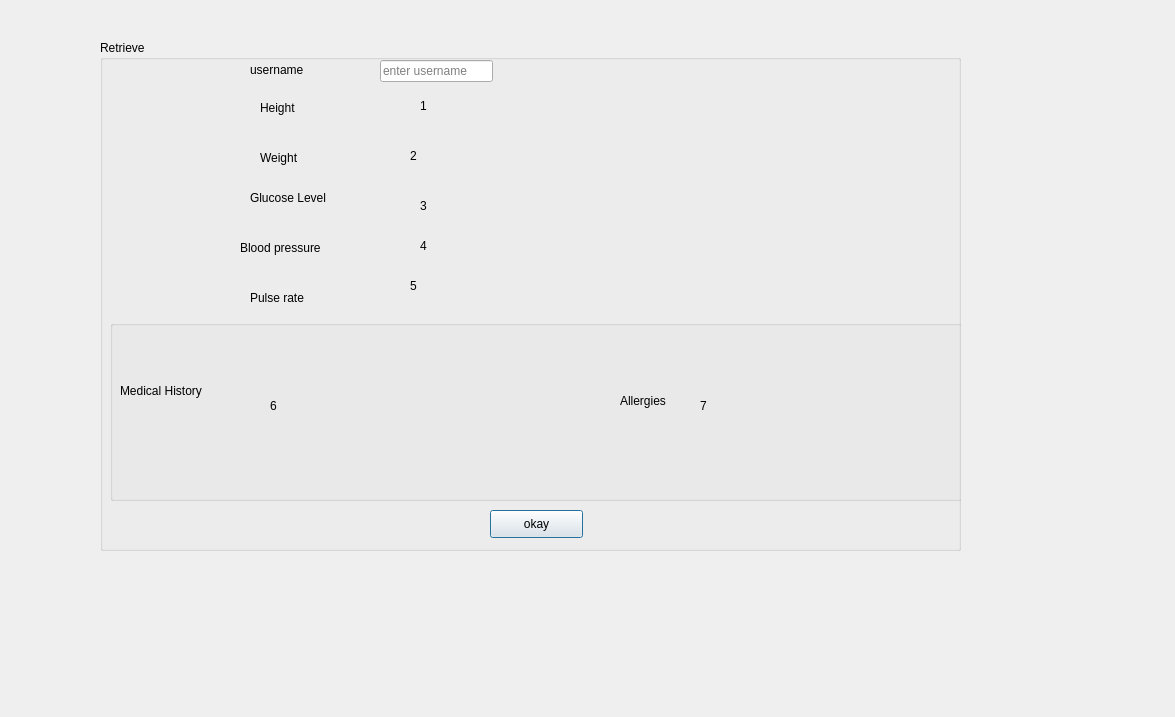
Old version of the form Minor project - Copy/project/retrieve.ui in the repository rishabhs-s/Minor.
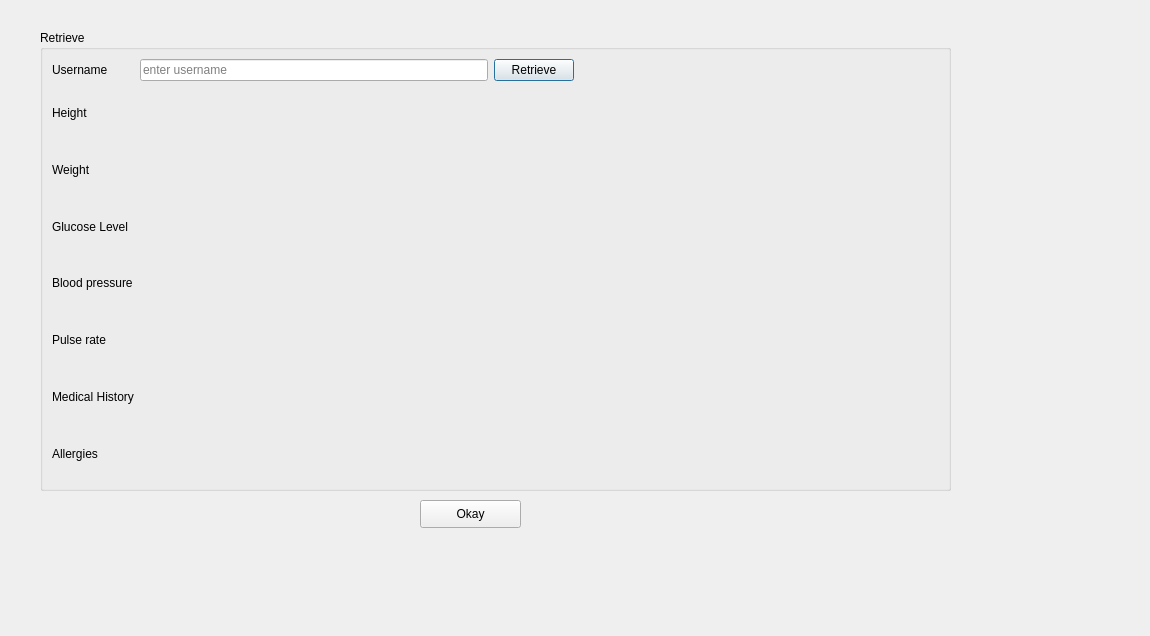
New version of the form.

Commit message: ui change  Please enter the commit message for your changes. Lines starting

```diff
--- a/Minor project - Copy/project/retrieve.ui
+++ b/Minor project - Copy/project/retrieve.ui
@@ -6,8 +6,8 @@
    <rect>
     <x>0</x>
     <y>0</y>
-    <width>1175</width>
-    <height>717</height>
+    <width>1150</width>
+    <height>636</height>
    </rect>
   </property>
   <property name="windowTitle">
@@ -16,249 +16,165 @@
   <widget class="QGroupBox" name="groupBox">
    <property name="geometry">
     <rect>
-     <x>100</x>
-     <y>40</y>
-     <width>861</width>
-     <height>511</height>
+     <x>40</x>
+     <y>30</y>
+     <width>911</width>
+     <height>461</height>
     </rect>
    </property>
    <property name="title">
     <string>Retrieve</string>
    </property>
-   <widget class="QPushButton" name="Retrieverec">
-    <property name="geometry">
-     <rect>
-      <x>390</x>
-      <y>470</y>
-      <width>93</width>
-      <height>28</height>
-     </rect>
-    </property>
+   <layout class="QGridLayout" name="gridLayout">
+    <item row="0" column="0">
+     <widget class="QLabel" name="label_8">
     <property name="text">
-     <string>okay</string>
-    </property>
-   </widget>
+       <string>Username</string>
+      </property>
+     </widget>
+    </item>
+    <item row="4" column="0">
    <widget class="QLabel" name="label">
-    <property name="geometry">
-     <rect>
-      <x>160</x>
-      <y>60</y>
-      <width>55</width>
-      <height>16</height>
-     </rect>
-    </property>
     <property name="text">
      <string>Height</string>
     </property>
    </widget>
+    </item>
+    <item row="5" column="1">
+     <widget class="QLabel" name="weight">
+      <property name="text">
+       <string/>
+      </property>
+     </widget>
+    </item>
+    <item row="0" column="2">
+     <widget class="QPushButton" name="Retrieverec">
+      <property name="text">
+       <string>Retrieve</string>
+      </property>
+     </widget>
+    </item>
+    <item row="4" column="1" colspan="5">
+     <widget class="QLabel" name="height">
+      <property name="text">
+       <string/>
+      </property>
+     </widget>
+    </item>
+    <item row="0" column="1">
+     <widget class="QLineEdit" name="username">
+      <property name="placeholderText">
+       <string>enter username</string>
+      </property>
+     </widget>
+    </item>
+    <item row="5" column="0">
    <widget class="QLabel" name="label_2">
-    <property name="geometry">
-     <rect>
-      <x>160</x>
-      <y>110</y>
-      <width>55</width>
-      <height>16</height>
-     </rect>
-    </property>
     <property name="text">
      <string>Weight</string>
     </property>
    </widget>
+    </item>
+    <item row="0" column="3">
+     <spacer name="horizontalSpacer">
+      <property name="orientation">
+       <enum>Qt::Horizontal</enum>
+      </property>
+      <property name="sizeHint" stdset="0">
+       <size>
+        <width>40</width>
+        <height>20</height>
+       </size>
+      </property>
+     </spacer>
+    </item>
+    <item row="9" column="0">
+     <widget class="QLabel" name="label_6">
+      <property name="text">
+       <string>Medical History</string>
+      </property>
+     </widget>
+    </item>
+    <item row="8" column="0">
+     <widget class="QLabel" name="label_5">
+      <property name="text">
+       <string>Pulse rate</string>
+      </property>
+     </widget>
+    </item>
+    <item row="6" column="0">
    <widget class="QLabel" name="label_3">
-    <property name="geometry">
-     <rect>
-      <x>150</x>
-      <y>150</y>
-      <width>81</width>
-      <height>16</height>
-     </rect>
-    </property>
     <property name="text">
      <string>Glucose Level</string>
     </property>
    </widget>
+    </item>
+    <item row="7" column="1" colspan="5">
+     <widget class="QLabel" name="bp">
+      <property name="text">
+       <string/>
+      </property>
+     </widget>
+    </item>
+    <item row="0" column="4">
+     <layout class="QHBoxLayout" name="horizontalLayout"/>
+    </item>
+    <item row="9" column="1">
+     <widget class="QLabel" name="medical">
+      <property name="text">
+       <string/>
+      </property>
+     </widget>
+    </item>
+    <item row="7" column="0">
    <widget class="QLabel" name="label_4">
-    <property name="geometry">
-     <rect>
-      <x>140</x>
-      <y>200</y>
-      <width>91</width>
-      <height>16</height>
-     </rect>
-    </property>
     <property name="text">
      <string>Blood pressure</string>
     </property>
    </widget>
-   <widget class="QLabel" name="label_5">
-    <property name="geometry">
-     <rect>
-      <x>150</x>
-      <y>250</y>
-      <width>81</width>
-      <height>16</height>
-     </rect>
-    </property>
-    <property name="text">
-     <string>Pulse rate</string>
-    </property>
-   </widget>
-   <widget class="QGroupBox" name="groupBox_2">
-    <property name="geometry">
-     <rect>
-      <x>10</x>
-      <y>280</y>
-      <width>861</width>
-      <height>181</height>
-     </rect>
-    </property>
-    <property name="title">
-     <string/>
-    </property>
-    <widget class="QLabel" name="label_6">
-     <property name="geometry">
-      <rect>
-       <x>10</x>
-       <y>60</y>
-       <width>91</width>
-       <height>21</height>
-      </rect>
-     </property>
-     <property name="text">
-      <string>Medical History</string>
-     </property>
-    </widget>
+    </item>
+    <item row="10" column="0">
     <widget class="QLabel" name="label_7">
-     <property name="geometry">
-      <rect>
-       <x>510</x>
-       <y>70</y>
-       <width>71</width>
-       <height>21</height>
-      </rect>
-     </property>
      <property name="text">
       <string>Allergies</string>
      </property>
     </widget>
-    <widget class="QLabel" name="medical">
-     <property name="geometry">
-      <rect>
-       <x>160</x>
-       <y>10</y>
-       <width>231</width>
-       <height>151</height>
-      </rect>
-     </property>
-     <property name="text">
-      <string>6</string>
-     </property>
-    </widget>
+    </item>
+    <item row="10" column="1">
     <widget class="QLabel" name="allergies">
-     <property name="geometry">
-      <rect>
-       <x>590</x>
-       <y>10</y>
-       <width>231</width>
-       <height>151</height>
-      </rect>
-     </property>
      <property name="text">
-      <string>7</string>
-     </property>
-    </widget>
-   </widget>
-   <widget class="QLabel" name="height">
-    <property name="geometry">
-     <rect>
-      <x>320</x>
-      <y>50</y>
-      <width>111</width>
-      <height>31</height>
-     </rect>
-    </property>
-    <property name="text">
-     <string>1</string>
-    </property>
-   </widget>
-   <widget class="QLabel" name="weight">
-    <property name="geometry">
-     <rect>
-      <x>310</x>
-      <y>100</y>
-      <width>111</width>
-      <height>31</height>
-     </rect>
-    </property>
-    <property name="text">
-     <string>2</string>
-    </property>
-   </widget>
-   <widget class="QLabel" name="glucose">
-    <property name="geometry">
-     <rect>
-      <x>320</x>
-      <y>150</y>
-      <width>111</width>
-      <height>31</height>
-     </rect>
-    </property>
-    <property name="text">
-     <string>3</string>
-    </property>
-   </widget>
-   <widget class="QLabel" name="bp">
-    <property name="geometry">
-     <rect>
-      <x>320</x>
-      <y>190</y>
-      <width>111</width>
-      <height>31</height>
-     </rect>
-    </property>
-    <property name="text">
-     <string>4</string>
-    </property>
-   </widget>
+       <string/>
+      </property>
+     </widget>
+    </item>
+    <item row="8" column="1" colspan="2">
    <widget class="QLabel" name="pulse">
-    <property name="geometry">
-     <rect>
-      <x>310</x>
-      <y>230</y>
-      <width>111</width>
-      <height>31</height>
-     </rect>
-    </property>
     <property name="text">
-     <string>5</string>
-    </property>
-   </widget>
-   <widget class="QLabel" name="label_8">
-    <property name="geometry">
-     <rect>
-      <x>150</x>
-      <y>20</y>
-      <width>81</width>
-      <height>20</height>
-     </rect>
-    </property>
+       <string/>
+      </property>
+     </widget>
+    </item>
+    <item row="6" column="1" colspan="4">
+     <widget class="QLabel" name="glucose">
     <property name="text">
-     <string>username</string>
-    </property>
-   </widget>
-   <widget class="QLineEdit" name="username">
+       <string/>
+      </property>
+     </widget>
+    </item>
+   </layout>
+  </widget>
+  <widget class="QPushButton" name="okay">
     <property name="geometry">
      <rect>
-      <x>280</x>
-      <y>20</y>
-      <width>113</width>
-      <height>22</height>
-     </rect>
-    </property>
-    <property name="placeholderText">
-     <string>enter username</string>
-    </property>
-   </widget>
+     <x>420</x>
+     <y>500</y>
+     <width>101</width>
+     <height>28</height>
+    </rect>
+   </property>
+   <property name="text">
+    <string>Okay</string>
+   </property>
   </widget>
  </widget>
  <resources/>
```
Left out of the diff: 2 changed lines with no effect on the pictures. Lines whose indentation alone changed are shown as unchanged. The commit also changes 46 other files.
